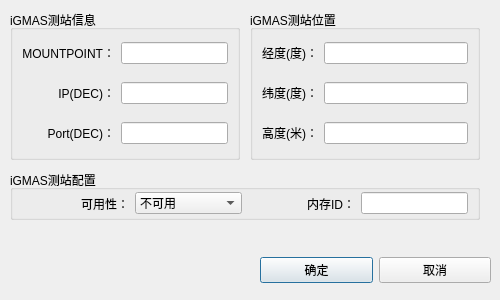
Above: widget/dialog/modify_igmasstation_dialog.ui from yanghang8612/SMAMMainUI before the change. Below: the same form after it.
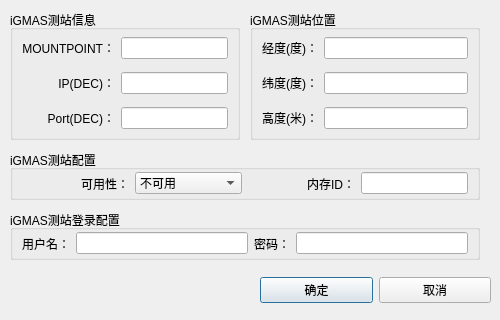
That is the form after the change.

Commit message: Change bean other center and igmas station. Change some UI. Delete .xml and .zn.

The edit to the form file:
```diff
--- a/widget/dialog/modify_igmasstation_dialog.ui
+++ b/widget/dialog/modify_igmasstation_dialog.ui
@@ -7,7 +7,7 @@
     <x>0</x>
     <y>0</y>
     <width>500</width>
-    <height>300</height>
+    <height>320</height>
    </rect>
   </property>
   <property name="windowTitle">
@@ -17,7 +17,7 @@
    <property name="geometry">
     <rect>
      <x>260</x>
-     <y>250</y>
+     <y>270</y>
      <width>231</width>
      <height>41</height>
     </rect>
@@ -54,7 +54,7 @@
      <x>250</x>
      <y>10</y>
      <width>230</width>
-     <height>150</height>
+     <height>130</height>
     </rect>
    </property>
    <property name="title">
@@ -114,7 +114,7 @@
      <x>10</x>
      <y>10</y>
      <width>230</width>
-     <height>150</height>
+     <height>130</height>
     </rect>
    </property>
    <property name="title">
@@ -172,7 +172,7 @@
    <property name="geometry">
     <rect>
      <x>10</x>
-     <y>170</y>
+     <y>150</y>
      <width>470</width>
      <height>50</height>
     </rect>
@@ -226,6 +226,53 @@
     </item>
    </layout>
   </widget>
+  <widget class="QGroupBox" name="groupBox_3">
+   <property name="geometry">
+    <rect>
+     <x>10</x>
+     <y>210</y>
+     <width>470</width>
+     <height>50</height>
+    </rect>
+   </property>
+   <property name="title">
+    <string>iGMAS测站登录配置</string>
+   </property>
+   <layout class="QHBoxLayout" name="horizontalLayout_3" stretch="0,0,0,0">
+    <property name="topMargin">
+     <number>0</number>
+    </property>
+    <property name="bottomMargin">
+     <number>0</number>
+    </property>
+    <item>
+     <widget class="QLabel" name="label_9">
+      <property name="text">
+       <string>用户名：</string>
+      </property>
+      <property name="alignment">
+       <set>Qt::AlignRight|Qt::AlignTrailing|Qt::AlignVCenter</set>
+      </property>
+     </widget>
+    </item>
+    <item>
+     <widget class="QLineEdit" name="stationUserNameEdit"/>
+    </item>
+    <item>
+     <widget class="QLabel" name="label_10">
+      <property name="text">
+       <string>密码：</string>
+      </property>
+      <property name="alignment">
+       <set>Qt::AlignRight|Qt::AlignTrailing|Qt::AlignVCenter</set>
+      </property>
+     </widget>
+    </item>
+    <item>
+     <widget class="QLineEdit" name="stationPasswordEdit"/>
+    </item>
+   </layout>
+  </widget>
  </widget>
  <resources/>
  <connections/>
```
The commit also changes 16 other files.
